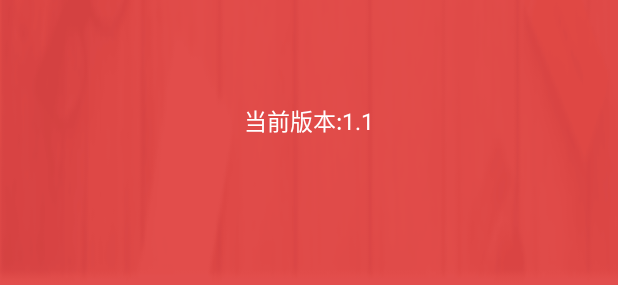
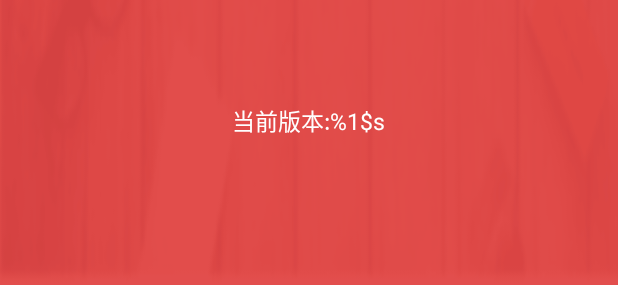
Before and after one commit to xiaoloongge/p2p0224, an Android app: the layout activity_splash.xml on its own in the app's theme, with its tools: preview values and no code run, on a phone screen of 412 x 824 dp. Shown: the part 948-1233 px from the top of the screen. Run offline under Robolectric (Android 15) with nearby library versions, the phone set to English and light mode, and no system bars.

Commit message:
占位字符

```diff
--- a/app/src/main/java/com/atguigu/p2p0224/fragment/HomeFragment.java
+++ b/app/src/main/java/com/atguigu/p2p0224/fragment/HomeFragment.java
@@ -30,6 +30,6 @@ public class HomeFragment extends Fragment {
     public void onActivityCreated(@Nullable Bundle savedInstanceState) {
         super.onActivityCreated(savedInstanceState);
 
-        int i = 1 / 0;
+
     }
 }
--- a/app/src/main/res/layout/activity_splash.xml
+++ b/app/src/main/res/layout/activity_splash.xml
@@ -35,15 +35,8 @@
         <TextView
             android:layout_width="wrap_content"
             android:layout_height="wrap_content"
-            android:text="当前版本:"
-            android:textColor="@android:color/white"
-            android:textSize="15sp" />
-
-        <TextView
-            android:layout_width="wrap_content"
-            android:layout_height="wrap_content"
+            android:text="当前版本:%1$s"
             android:id="@+id/splash_tv_version"
-            android:text="1.1"
             android:textColor="@android:color/white"
             android:textSize="15sp" />
     </LinearLayout>
```
Also changed, not shown: app/src/main/java/com/atguigu/p2p0224/activity/SplashActivity.java (+6 -1 lines), app/src/main/java/com/atguigu/p2p0224/utils/UIUtils.java (+7 -0 lines), app/src/main/java/com/atguigu/p2p0224/common/CrashHandler.java (line endings or trailing spaces).
